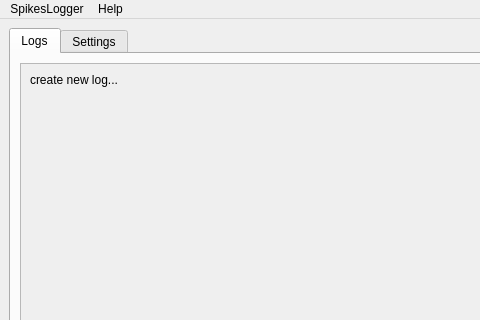
Above: src/LoggerGUI.ui from Spikes-2212-Programming-Guild/SpikesLogger before the change; both pictures show x 0 to 480 and y 0 to 320 of the 844 by 719 pixel window. Below: the same form after it.
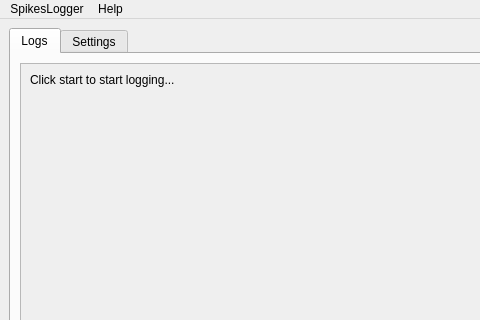
That is the form after the change.

Commit message: updated the text for the default gui before log

Patch:
```diff
--- a/src/LoggerGUI.ui
+++ b/src/LoggerGUI.ui
@@ -80,7 +80,7 @@
             <item>
              <widget class="QLabel" name="logsConsole">
               <property name="text">
-               <string>create new log...</string>
+               <string>Click start to start logging...</string>
               </property>
               <property name="alignment">
                <set>Qt::AlignLeading|Qt::AlignLeft|Qt::AlignTop</set>
```
The commit also changes 1 other file.
